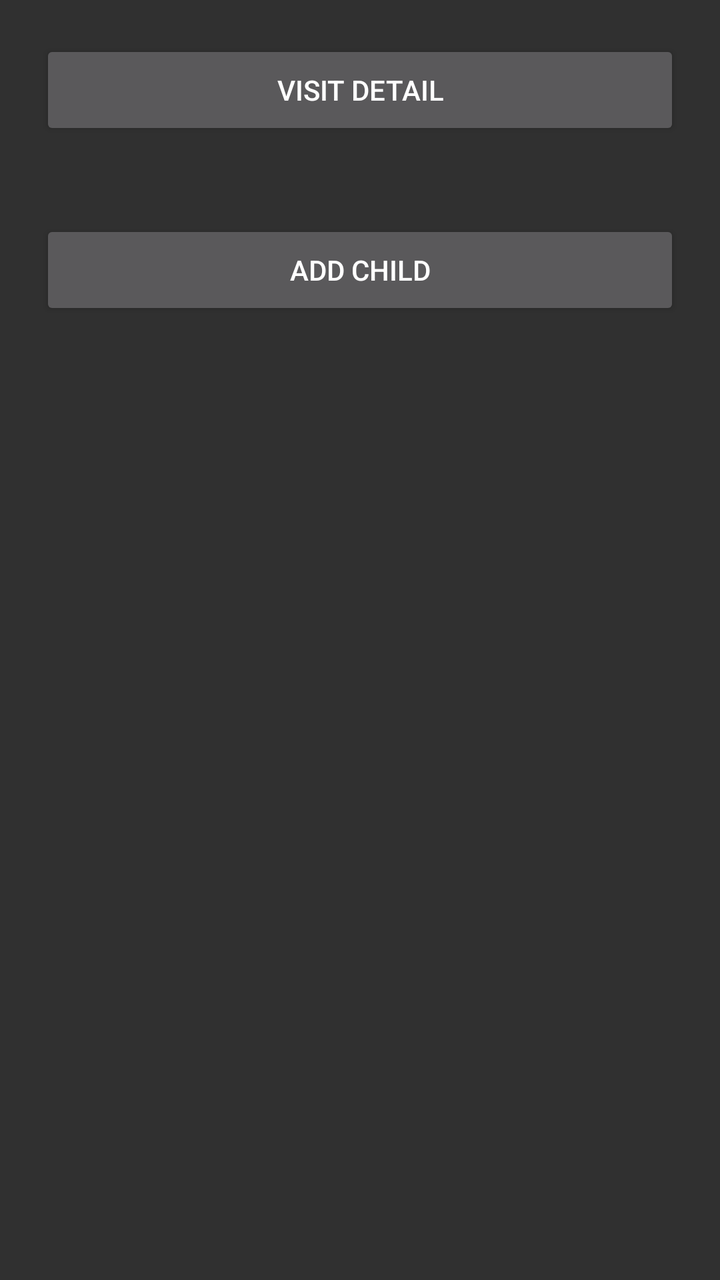
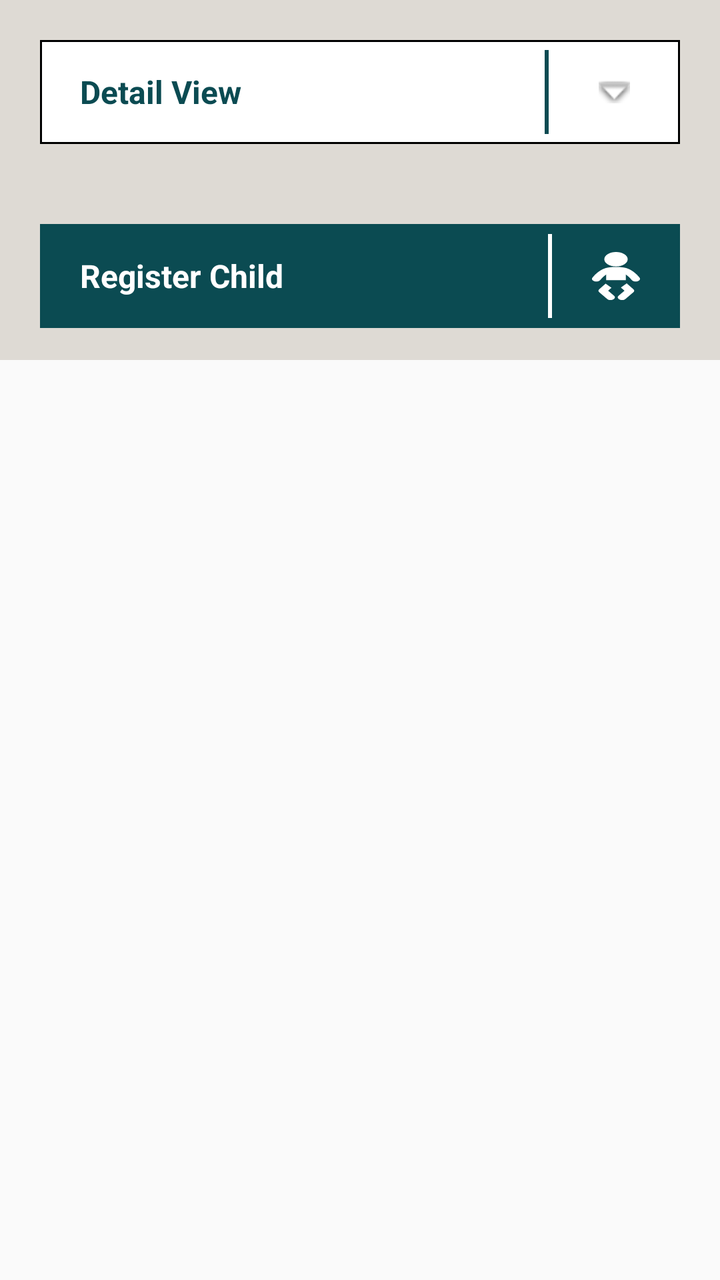

An Android layout rendered at two revisions. The XML below is the earlier revision; the diff shows what the commit changed to produce the second picture.
<!-- AndroidManifest.xml: activity theme Theme.AppCompat -->
<!-- res/layout/activity_register_child.xml -->
<?xml version="1.0" encoding="utf-8"?>
<LinearLayout xmlns:android="http://schemas.android.com/apk/res/android"
    android:orientation="vertical"
    android:layout_width="match_parent"
    android:layout_height="match_parent">

    <android.support.v7.widget.AppCompatButton
        android:id="@+id/childVisitDetailButton"
        android:layout_width="match_parent"
        android:layout_height="50dp"
        android:layout_margin="20dp"
        android:text="@string/visit_detail"/>

    <android.support.v7.widget.AppCompatButton
        android:id="@+id/addChildButton"
        android:layout_width="match_parent"
        android:layout_height="50dp"
        android:layout_margin="20dp"
        android:text="@string/add_child"/>


    <android.support.v7.widget.RecyclerView
        android:id="@+id/registerChildRecycleView"
        android:layout_width="match_parent"
        android:layout_height="wrap_content"
        android:layout_margin="10dp">
    </android.support.v7.widget.RecyclerView>

</LinearLayout>
<!-- resources referenced by this layout -->
<resources>
  <string name="add_child">Add Child</string>
  <string name="visit_detail">Visit Detail</string>
</resources>

<!-- the commit's change to res/layout/activity_register_child.xml (unified diff, before → after) -->
@@ -2,21 +2,93 @@
 <LinearLayout xmlns:android="http://schemas.android.com/apk/res/android"
     android:orientation="vertical"
     android:layout_width="match_parent"
-    android:layout_height="match_parent">
+    android:layout_height="match_parent"
+    android:background="@color/clmrs_bg">
 
-    <android.support.v7.widget.AppCompatButton
+    <LinearLayout
+        android:layout_width="match_parent"
+        android:layout_height="180dp"
+        android:orientation="vertical"
+        android:background="@color/clmrs_bg_gray">
+
+    <LinearLayout
+        android:orientation="horizontal"
         android:id="@+id/childVisitDetailButton"
         android:layout_width="match_parent"
-        android:layout_height="50dp"
+        android:layout_height="52dp"
         android:layout_margin="20dp"
-        android:text="@string/visit_detail"/>
+        android:drawableLeft=""
+        android:weightSum="3"
+        android:background="@drawable/border_white_bg">
 
-    <android.support.v7.widget.AppCompatButton
-        android:id="@+id/addChildButton"
-        android:layout_width="match_parent"
-        android:layout_height="50dp"
-        android:layout_margin="20dp"
-        android:text="@string/add_child"/>
+        <TextView
+            android:layout_width="wrap_content"
+            android:layout_height="wrap_content"
+            android:text="@string/detail_view"
+            android:layout_gravity="center|left"
+            android:paddingLeft="20dp"
+            android:textStyle="bold"
+            android:textSize="16dp"
+            android:layout_weight="3"
+            android:textColor="@color/clmrs_tv_green" />
+
+        <View
+            android:layout_width="2dp"
+            android:layout_height="match_parent"
+            android:layout_marginTop="5dp"
+            android:layout_marginBottom="5dp"
+            android:background="@color/clmrs_tv_green"/>
+
+        <ImageView
+            android:layout_width="wrap_content"
+            android:layout_height="wrap_content"
+            android:layout_gravity="center"
+            android:paddingLeft="25dp"
+            android:paddingRight="25dp"
+            android:src="@android:drawable/arrow_down_float"/>
+
+    </LinearLayout>
+
+
+        <LinearLayout
+            android:orientation="horizontal"
+            android:id="@+id/addChildButton"
+            android:layout_width="match_parent"
+            android:layout_height="52dp"
+            android:layout_margin="20dp"
+            android:drawableLeft=""
+            android:weightSum="3"
+            android:background="@drawable/border_green_bg">
+
+            <TextView
+                android:layout_width="wrap_content"
+                android:layout_height="wrap_content"
+                android:text="@string/register_child"
+                android:layout_gravity="center|left"
+                android:paddingLeft="20dp"
+                android:textStyle="bold"
+                android:textSize="16dp"
+                android:layout_weight="3"
+                android:textColor="@color/ofis_base_font_white" />
+
+            <View
+                android:layout_width="2dp"
+                android:layout_height="match_parent"
+                android:layout_marginTop="5dp"
+                android:layout_marginBottom="5dp"
+                android:background="@color/ofis_base_font_white"/>
+
+            <ImageView
+                android:layout_width="wrap_content"
+                android:layout_height="wrap_content"
+                android:layout_gravity="center"
+                android:paddingLeft="20dp"
+                android:paddingRight="20dp"
+                android:src="@drawable/ic_registerchild_white"/>
+
+        </LinearLayout>
+    </LinearLayout>
+
 
 
     <android.support.v7.widget.RecyclerView
<!-- resource entries referenced after the edit -->
@@ -1,6 +1,34 @@
 <!-- resources referenced by this layout -->
 <resources>
-  <string name="add_child">Add Child</string>
-  <string name="visit_detail">Visit Detail</string>
+  <color name="clmrs_bg">#FAFAFA</color>
+  <color name="clmrs_bg_gray">#DEDAD4</color>
+  <color name="clmrs_tv_green">#0B4B52</color>
+  <color name="ofis_base_font_white">#ffffff</color>
+  <!-- drawable border_green_bg (drawable-xhdpi) -->
+  <?xml version="1.0" encoding="utf-8"?>
+  <shape xmlns:android="http://schemas.android.com/apk/res/android" android:shape="rectangle">
+      <solid android:color="@color/clmrs_tv_green" />
+      <stroke
+          android:width="1dip"
+          android:color="@color/clmrs_tv_green" />
+  </shape>
+  <!-- drawable border_white_bg (drawable-xhdpi) -->
+  <?xml version="1.0" encoding="utf-8"?>
+  <shape xmlns:android="http://schemas.android.com/apk/res/android" android:shape="rectangle">
+      <solid android:color="@color/ofis_base_font_white" />
+      <stroke
+          android:width="1dip"
+          android:color="@android:color/black" />
+  </shape>
+  <!-- drawable ic_registerchild_white (drawable) -->
+  <vector android:height="24dp" android:viewportHeight="32.567"
+      android:viewportWidth="20.129" android:width="24dp" xmlns:android="http://schemas.android.com/apk/res/android">
+      <path android:fillColor="#fff" android:pathData="M10.064,9.802a4.9,4.9 0,1 0,-4.9 -4.9A4.9,4.9 0,0 0,10.064 9.802Z"/>
+      <path android:fillColor="#fff" android:pathData="M6.765,26.261l1.4,-1.984 -2.443,-2.833 -2.668,3.789a1.814,1.814 0,0 0,0.015 2.11l3.247,4.476a1.814,1.814 0,0 0,2.937 -2.131Z"/>
+      <path android:fillColor="#fff" android:pathData="M14.554,21.275l-2.443,2.833 1.516,2.153 -2.486,3.426a1.814,1.814 0,1 0,2.937 2.131l3.248,-4.476a1.814,1.814 0,0 0,0.015 -2.11Z"/>
+      <path android:fillColor="#fff" android:pathData="M19.961,17.476c-0.282,-0.61 -2.861,-5.984 -6.615,-6.953a13.47,13.47 0,0 0,-3.271 -0.4h-0.022a13.468,13.468 0,0 0,-3.272 0.4c-3.753,0.969 -6.332,6.343 -6.614,6.953a1.814,1.814 0,1 0,3.294 1.522,15.355 15.355,0 0,1 2.5,-3.746 4.179,4.179 0,0 0,-0.046 0.614v3.285h8.294v-3.285a4.181,4.181 0,0 0,-0.047 -0.622,15.329 15.329,0 0,1 2.5,3.754 1.814,1.814 0,0 0,3.294 -1.522Z"/>
+  </vector>
+  <string name="detail_view">Detail View</string>
+  <string name="register_child">Register Child</string>
 </resources>
 
